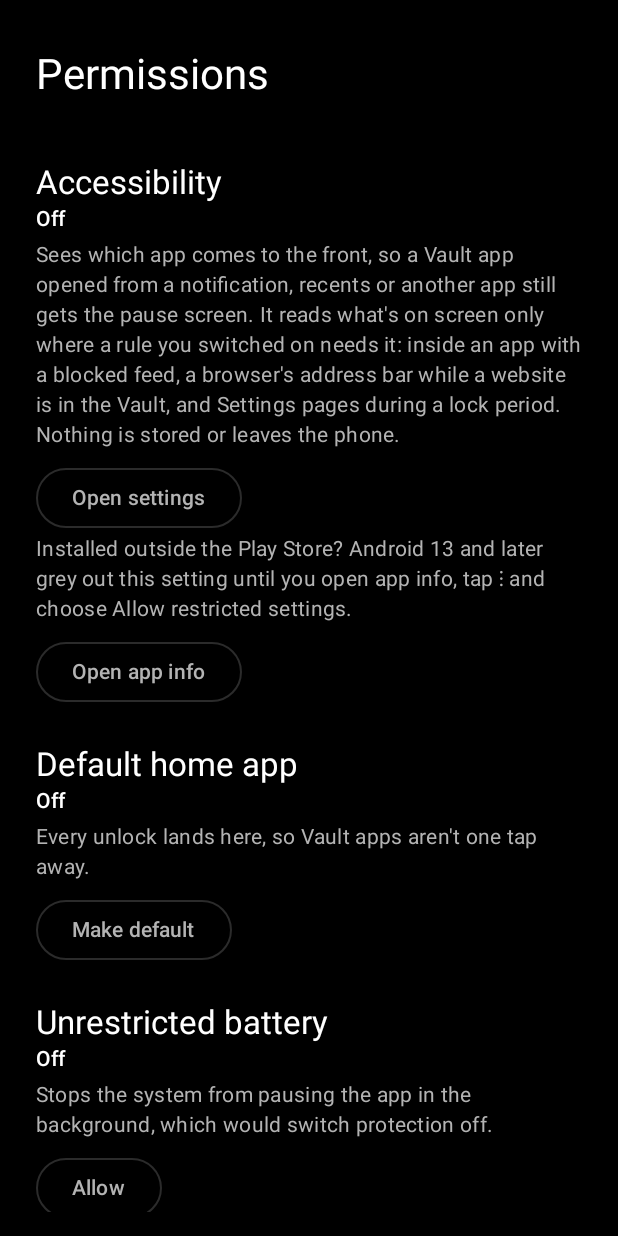
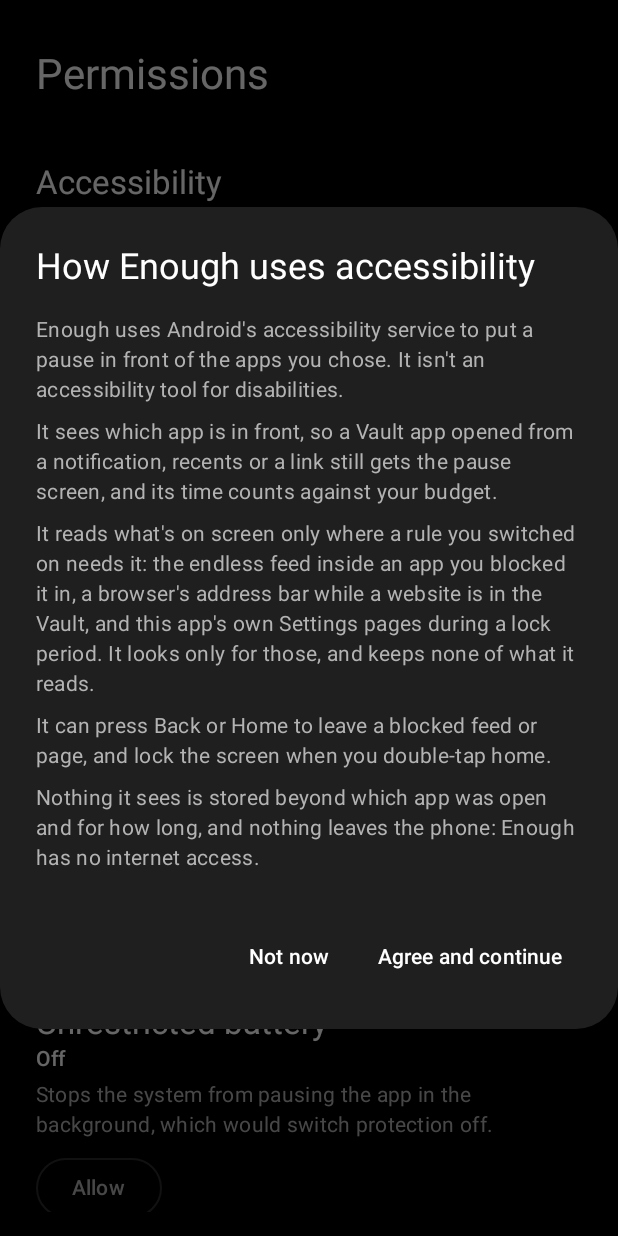
Before and after one commit to ShubhamVashishth5/Enough, an Android app built with Jetpack Compose: the PermissionsRoute screen opened through its navigation route, after a tap on "Open settings", on a phone screen of 412 x 824 dp. Run offline under Robolectric (Android 15) with nearby library versions, the phone set to English and light mode, and no system bars; our stand-ins replace Dagger/Hilt's generated code, Timber; libraries missing offline, so code that uses them is left out: androidx.hilt.lifecycle.

Commit message:
Phase 3.10: Play Store prominent disclosure
Before sending anyone to the accessibility setting (Permissions screen
and onboarding), the app now shows a prominent disclosure: what the
service sees and reads, what it does with it, that nothing is kept
beyond app spans or leaves the phone, and an explicit "Agree and
continue" or "Not now". The README notes the Play Console steps that
live outside the repo (declaration form, closed test, ADB grant).

```diff
--- a/app/src/main/java/app/minimise/settings/permissions/PermissionsScreen.kt
+++ b/app/src/main/java/app/minimise/settings/permissions/PermissionsScreen.kt
@@ -13,7 +13,12 @@ import androidx.compose.foundation.rememberScrollState
 import androidx.compose.foundation.text.selection.SelectionContainer
 import androidx.compose.foundation.verticalScroll
 import androidx.compose.material3.MaterialTheme
+import androidx.compose.material3.AlertDialog
 import androidx.compose.material3.OutlinedButton
+import androidx.compose.material3.TextButton
+import androidx.compose.runtime.mutableStateOf
+import androidx.compose.runtime.saveable.rememberSaveable
+import androidx.compose.runtime.setValue
 import androidx.compose.material3.Text
 import androidx.compose.runtime.Composable
 import androidx.compose.runtime.getValue
@@ -56,9 +61,21 @@ fun PermissionsRoute(viewModel: PermissionsViewModel = hiltViewModel()) {
         }
     }
 
+    // Play's accessibility policy: say what's read and why, and get a yes, before the system setting.
+    var disclosing by rememberSaveable { mutableStateOf(false) }
+    if (disclosing) {
+        AccessibilityDisclosure(
+            onAgree = {
+                disclosing = false
+                open(viewModel.accessibilityIntent())
+            },
+            onDecline = { disclosing = false },
+        )
+    }
+
     PermissionsScreen(
         state = state,
-        onOpenAccessibility = { open(viewModel.accessibilityIntent()) },
+        onOpenAccessibility = { disclosing = true },
         onOpenAppInfo = { open(viewModel.appInfoIntent()) },
         onRequestHome = {
             runCatching { roleRequest.launch(viewModel.homeRoleIntent()) }
@@ -165,6 +182,33 @@ fun PermissionsScreen(
     }
 }
 
+/**
+ * The prominent disclosure Google Play asks for before an app sends anyone to turn on its accessibility
+ * service: what is read, what it's used for, that nothing leaves the phone, and an explicit choice.
+ */
+@Composable
+private fun AccessibilityDisclosure(onAgree: () -> Unit, onDecline: () -> Unit) {
+    AlertDialog(
+        onDismissRequest = onDecline,
+        title = { Text(stringResource(R.string.disclosure_title)) },
+        text = {
+            Column(modifier = Modifier.verticalScroll(rememberScrollState())) {
+                listOf(
+                    R.string.disclosure_intro,
+                    R.string.disclosure_apps,
+                    R.string.disclosure_screen,
+                    R.string.disclosure_actions,
+                    R.string.disclosure_private,
+                ).forEach { line ->
+                    Text(text = stringResource(line), style = MaterialTheme.typography.bodyMedium, modifier = Modifier.padding(bottom = 8.dp))
+                }
+            }
+        },
+        confirmButton = { TextButton(onClick = onAgree) { Text(stringResource(R.string.disclosure_agree)) } },
+        dismissButton = { TextButton(onClick = onDecline) { Text(stringResource(R.string.disclosure_decline)) } },
+    )
+}
+
 /** Can't be granted from the phone: show the ADB command to run once from a computer. */
 @Composable
 private fun GrayscaleItem(granted: Boolean, command: String) {
--- a/app/src/main/res/values/strings.xml
+++ b/app/src/main/res/values/strings.xml
@@ -619,6 +619,16 @@
     <string name="private_space_lock">Lock it</string>
     <string name="private_space_unlock">Unlock</string>
 
+    <!-- Accessibility disclosure (shown before the system setting) -->
+    <string name="disclosure_title">How Enough uses accessibility</string>
+    <string name="disclosure_intro">Enough uses Android\'s accessibility service to put a pause in front of the apps you chose. It isn\'t an accessibility tool for disabilities.</string>
+    <string name="disclosure_apps">It sees which app is in front, so a Vault app opened from a notification, recents or a link still gets the pause screen, and its time counts against your budget.</string>
+    <string name="disclosure_screen">It reads what\'s on screen only where a rule you switched on needs it: the endless feed inside an app you blocked it in, a browser\'s address bar while a website is in the Vault, and this app\'s own Settings pages during a lock period. It looks only for those, and keeps none of what it reads.</string>
+    <string name="disclosure_actions">It can press Back or Home to leave a blocked feed or page, and lock the screen when you double-tap home.</string>
+    <string name="disclosure_private">Nothing it sees is stored beyond which app was open and for how long, and nothing leaves the phone: Enough has no internet access.</string>
+    <string name="disclosure_agree">Agree and continue</string>
+    <string name="disclosure_decline">Not now</string>
+
     <!-- Durations -->
     <string name="duration_hours_minutes">%1$d h %2$d min</string>
     <string name="duration_hours">%d h</string>
```
Also changed, not shown: 1 other file.
